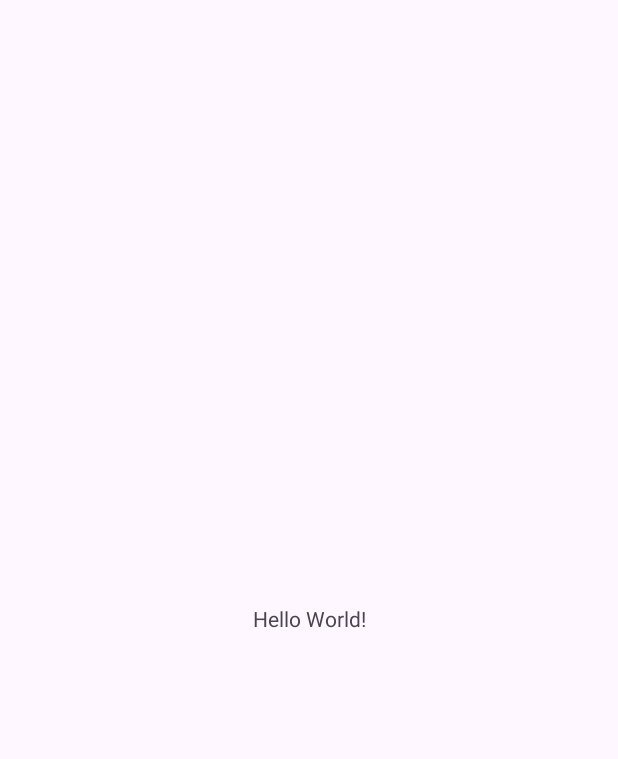
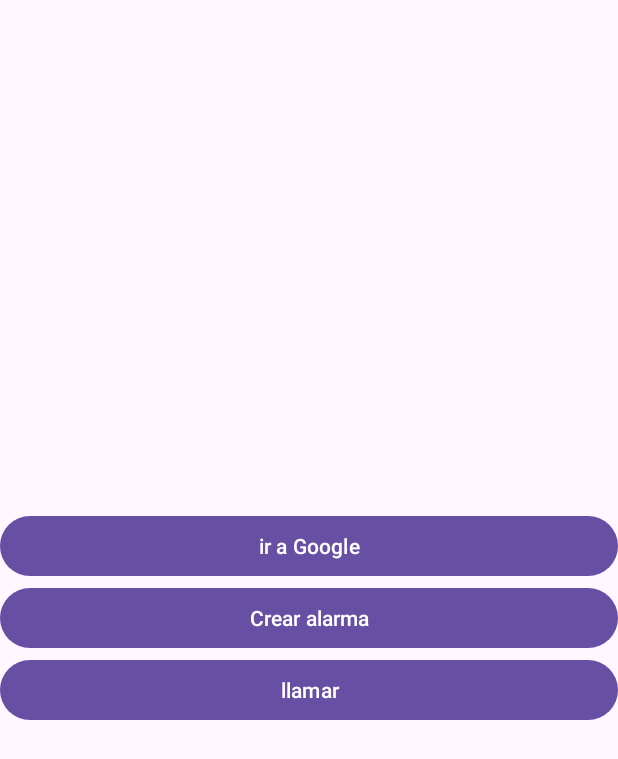
Before and after one commit to jneira1234/goToGoogle, an Android app: the screen it shows after launch (MainActivity), on a phone screen of 412 x 824 dp. Before the commit the part shown is almost empty. Shown: the top 759 px of the screen. Run offline under Robolectric (Android 15) with nearby library versions, the phone set to English and light mode, and no system bars.

```diff
--- a/app/src/main/AndroidManifest.xml
+++ b/app/src/main/AndroidManifest.xml
@@ -1,6 +1,8 @@
 <?xml version="1.0" encoding="utf-8"?>
 <manifest xmlns:android="http://schemas.android.com/apk/res/android"
     xmlns:tools="http://schemas.android.com/tools">
+    <uses-permission android:name="com.android.alarm.permission.SET_ALARM"/>
+    <uses-permission android:name="android.permission.CALL_PHONE"/>
 
     <application
         android:allowBackup="true"
@@ -19,6 +21,8 @@
                 <action android:name="android.intent.action.MAIN" />
 
                 <category android:name="android.intent.category.LAUNCHER" />
+                <action android:name="android.intent.action.SET_ALARM" />
+                <category android:name="android.intent.category.DEFAULT" />
             </intent-filter>
         </activity>
     </application>
--- a/app/src/main/java/com/example/gotogoogle/MainActivity.java
+++ b/app/src/main/java/com/example/gotogoogle/MainActivity.java
@@ -2,13 +2,60 @@ package com.example.gotogoogle;
 
 import androidx.appcompat.app.AppCompatActivity;
 
+import android.content.Intent;
+import android.net.Uri;
 import android.os.Bundle;
+import android.provider.AlarmClock;
+import android.view.View;
+import android.widget.Button;
 
 public class MainActivity extends AppCompatActivity {
+
+    Button google, alarma, llamada;
 
     @Override
     protected void onCreate(Bundle savedInstanceState) {
         super.onCreate(savedInstanceState);
         setContentView(R.layout.activity_main);
+
+        google = findViewById(R.id.google);
+        alarma = findViewById(R.id.alarma);
+        llamada = findViewById(R.id.llamada);
+
+        google.setOnClickListener(new View.OnClickListener() {
+            @Override
+            public void onClick(View view) {
+                Intent irGoogle = new Intent(Intent.ACTION_VIEW);
+                irGoogle.setData(Uri.parse("http:/www.google.com"));
+                startActivity(irGoogle);
+            }
+        });
+
+        alarma.setOnClickListener(new View.OnClickListener() {
+            @Override
+            public void onClick(View view) {
+                crearAlarma();
+            }
+        });
+
+        llamada.setOnClickListener(new View.OnClickListener() {
+            @Override
+            public void onClick(View view) {
+
+            }
+        });
+
+
+    }
+
+    public void crearAlarma(){
+
+        Intent alarma = new Intent(AlarmClock.ACTION_SET_ALARM);
+        alarma.putExtra(AlarmClock.EXTRA_MESSAGE, "Gignacio");
+        alarma.putExtra(AlarmClock.EXTRA_HOUR, 10);
+        alarma.putExtra(AlarmClock.EXTRA_MINUTES, 30);
+    if (alarma.resolveActivity(getPackageManager()) != null) {
+        startActivity(alarma);
+    }
     }
 }
--- a/app/src/main/res/layout/activity_main.xml
+++ b/app/src/main/res/layout/activity_main.xml
@@ -1,18 +1,42 @@
 <?xml version="1.0" encoding="utf-8"?>
-<androidx.constraintlayout.widget.ConstraintLayout xmlns:android="http://schemas.android.com/apk/res/android"
+<LinearLayout xmlns:android="http://schemas.android.com/apk/res/android"
     xmlns:app="http://schemas.android.com/apk/res-auto"
     xmlns:tools="http://schemas.android.com/tools"
     android:layout_width="match_parent"
     android:layout_height="match_parent"
+    android:orientation="vertical"
     tools:context=".MainActivity">
 
-    <TextView
-        android:layout_width="wrap_content"
-        android:layout_height="wrap_content"
-        android:text="Hello World!"
-        app:layout_constraintBottom_toBottomOf="parent"
-        app:layout_constraintEnd_toEndOf="parent"
-        app:layout_constraintStart_toStartOf="parent"
-        app:layout_constraintTop_toTopOf="parent" />
+    <LinearLayout
+        android:orientation="vertical"
+        android:gravity="center"
+        android:layout_width="match_parent"
+        android:layout_height="match_parent">
 
-</androidx.constraintlayout.widget.ConstraintLayout>
+        <Button
+            android:text="@string/irGoogle"
+            android:id="@+id/google"
+            android:layout_width="match_parent"
+            android:layout_height="wrap_content">
+
+        </Button>
+
+        <Button
+            android:text="@string/irAlarma"
+            android:id="@+id/alarma"
+            android:layout_width="match_parent"
+            android:layout_height="wrap_content">
+
+        </Button>
+
+        <Button
+            android:text="@string/irTelefono"
+            android:id="@+id/llamada"
+            android:layout_width="match_parent"
+            android:layout_height="wrap_content">
+|
+        </Button>
+
+    </LinearLayout>
+
+</LinearLayout>
--- a/app/src/main/res/values/strings.xml
+++ b/app/src/main/res/values/strings.xml
@@ -1,3 +1,6 @@
 <resources>
     <string name="app_name">goToGoogle</string>
+    <string name="irGoogle">ir a Google</string>
+    <string name="irAlarma">Crear alarma</string>
+    <string name="irTelefono">llamar</string>
 </resources>
```
